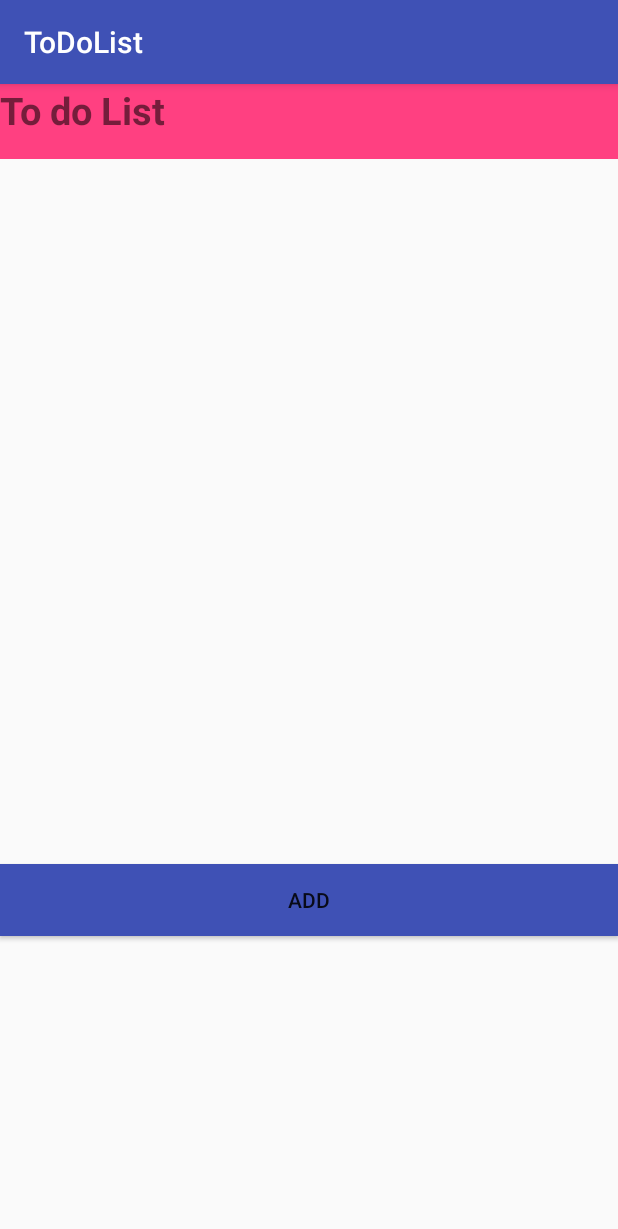
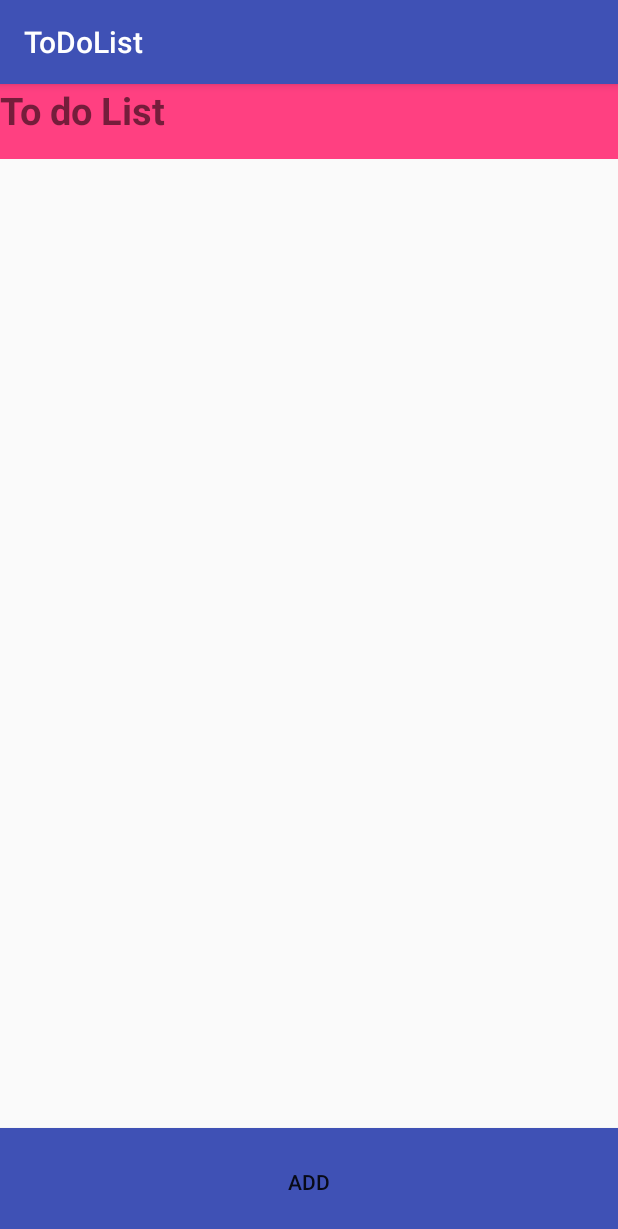
Before and after one commit to DesMobile1/AndroidProjects, an Android app: the screen it shows after launch (MainActivity), on a phone screen of 412 x 824 dp. Shown: the top 1229 px of the screen. Run offline under Robolectric (Android 15) with nearby library versions, the phone set to English and light mode, and no system bars.

Commit message:
ToDoList com correções

```diff
--- a/ToDoList/app/src/main/java/com/example/windows/todolist/Main2Activity.kt
+++ b/ToDoList/app/src/main/java/com/example/windows/todolist/Main2Activity.kt
@@ -19,11 +19,15 @@ class Main2Activity : AppCompatActivity() {
         val todo: ToDoList? = intent.getSerializableExtra(TODO) as ToDoList?
         if(todo != null){
             carregaDados(todo)
+
         }
 
+        addButton.setOnClickListener{
+            salvaToDo()
+        }
     }
 
-    private fun salvaContatinho() {
+    private fun salvaToDo() {
 
         val todo = addText.text.toString()
 
--- a/ToDoList/app/src/main/java/com/example/windows/todolist/MainActivity.kt
+++ b/ToDoList/app/src/main/java/com/example/windows/todolist/MainActivity.kt
@@ -18,17 +18,14 @@ class MainActivity : AppCompatActivity(){
         super.onCreate(savedInstanceState)
         setContentView(R.layout.activity_main)
 
-        addButton.setOnClickListener(){
+        addButton2.setOnClickListener(){
             val cadastrarToDo = Intent(this,Main2Activity::class.java)
             startActivityForResult(cadastrarToDo, 1)
         }
 
     }
 
-    override fun onResume() {
-        super.onResume()
-        carregaLista()
-    }
+
 
 
     override fun onActivityResult(requestCode: Int, resultCode: Int, data: Intent?) {
@@ -44,6 +41,11 @@ class MainActivity : AppCompatActivity(){
                 }
             }
         }
+    }
+
+    override fun onResume() {
+        super.onResume()
+        carregaLista()
     }
 
 
--- a/ToDoList/app/src/main/java/com/example/windows/todolist/ToDoAdapter.kt
+++ b/ToDoList/app/src/main/java/com/example/windows/todolist/ToDoAdapter.kt
@@ -26,7 +26,7 @@ class ToDoAdapter(val context: Context,val todos: List<ToDoList>)
 
     //popula o ViewHolder com as informações do contatinho
     override fun onBindViewHolder(holder: ViewHolder, position: Int) {
-        holder.bindView(context, todos[position], clickListener)
+        holder.bindView(todos[position], clickListener)
     }
 
     //configuração a função de clique nos itens
@@ -37,7 +37,7 @@ class ToDoAdapter(val context: Context,val todos: List<ToDoList>)
     //referência para a view de cada item da lista
     class ViewHolder(itemView: View) : RecyclerView.ViewHolder(itemView) {
 
-        fun bindView(context:Context, todo: ToDoList, clickListener: ((todo:ToDoList, index: Int) -> Unit)?) {
+        fun bindView(todo: ToDoList, clickListener: ((todo:ToDoList, index: Int) -> Unit)?) {
             itemView.tvAdd.text = todo.ToDo
 
 
--- a/ToDoList/app/src/main/res/layout/activity_main.xml
+++ b/ToDoList/app/src/main/res/layout/activity_main.xml
@@ -22,14 +22,16 @@
 
     <android.support.v7.widget.RecyclerView
         android:id="@+id/rvToDo"
-        android:layout_width="wrap_content"
+        android:layout_width="match_parent"
+        android:layout_weight="9"
         android:layout_height="wrap_content"/>
 
 
     <Button
+        android:id="@+id/addButton2"
         android:layout_width="match_parent"
-        android:layout_height="wrap_content"
-        android:layout_marginTop="470dp"
+        android:layout_height="0dp"
+        android:layout_weight="1"
         android:text="Add"
         android:background="@color/colorPrimary"
         />
```
